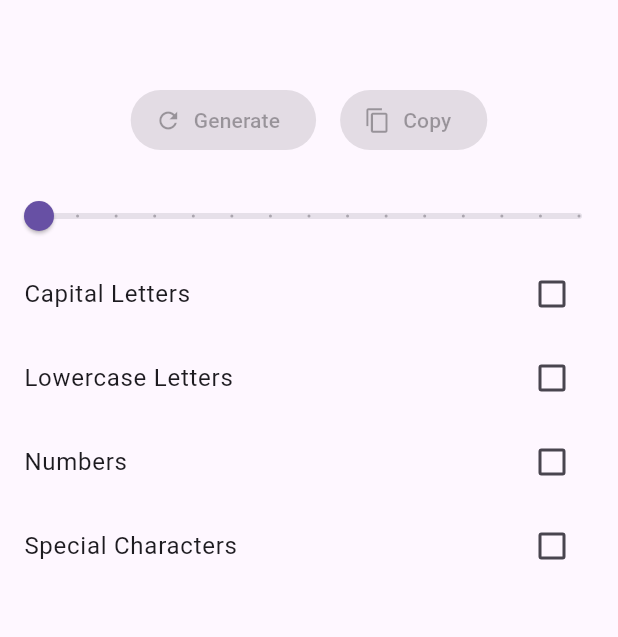
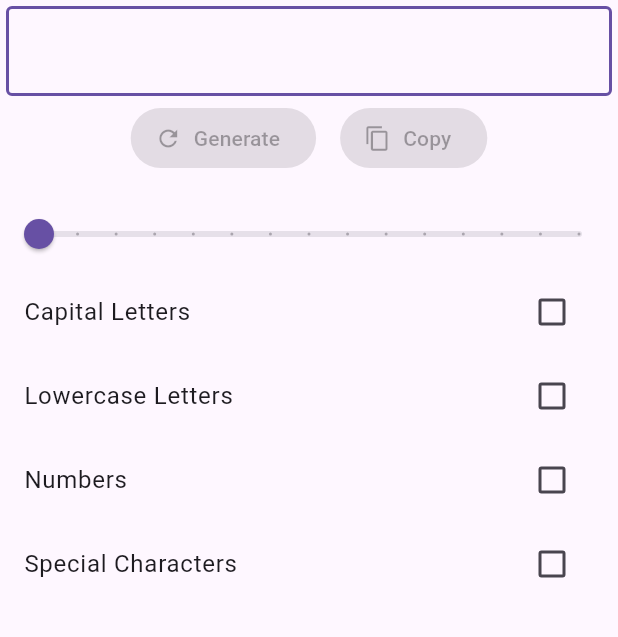
Before and after one commit to KsArt-IT/PasswordGenerator-Flutter, a Flutter app: the screen it shows after launch, on a phone screen of 412 x 824 dp, the part 84-721 px from its top. Run offline on Flutter 3.47's test engine with Material 3 defaults, Android fonts, the phone set to English and light mode, and no system bars.

Commit message:
refactor: change password container display design

```diff
--- a/lib/ui/screens/generator/password_generator_screen.dart
+++ b/lib/ui/screens/generator/password_generator_screen.dart
@@ -34,20 +34,25 @@ class PasswordGeneratorScreen extends StatelessWidget {
 
               return SingleChildScrollView(
                   child: Column(children: <Widget>[
-                Container(
+                ClipRect(
+                  child: Container(
                     padding: EdgeInsets.all(Dimens.padding),
                     margin: EdgeInsets.all(Dimens.padding),
+                    height: Dimens.containerHeight,
+                    width: double.infinity,
                     decoration: BoxDecoration(
                       border: Border.all(
-                        color: viewModel.state.password.isNotEmpty
-                            ? Theme.of(context).colorScheme.secondary
-                            : Colors.transparent,
-                        width: Dimens.border),
+                        color: Theme.of(context).colorScheme.primary,
+                        width: Dimens.border,
+                      ),
                       borderRadius: BorderRadius.circular(Dimens.borderRadius),
                     ),
+                    child: Center(
                       child: Text(
                         viewModel.state.password,
                         style: Theme.of(context).textTheme.headlineMedium,
+                      ),
+                    ),
                   ),
                 ),
                 Row(mainAxisAlignment: MainAxisAlignment.center, children: [
```
Lines whose indentation alone changed are shown as unchanged.
